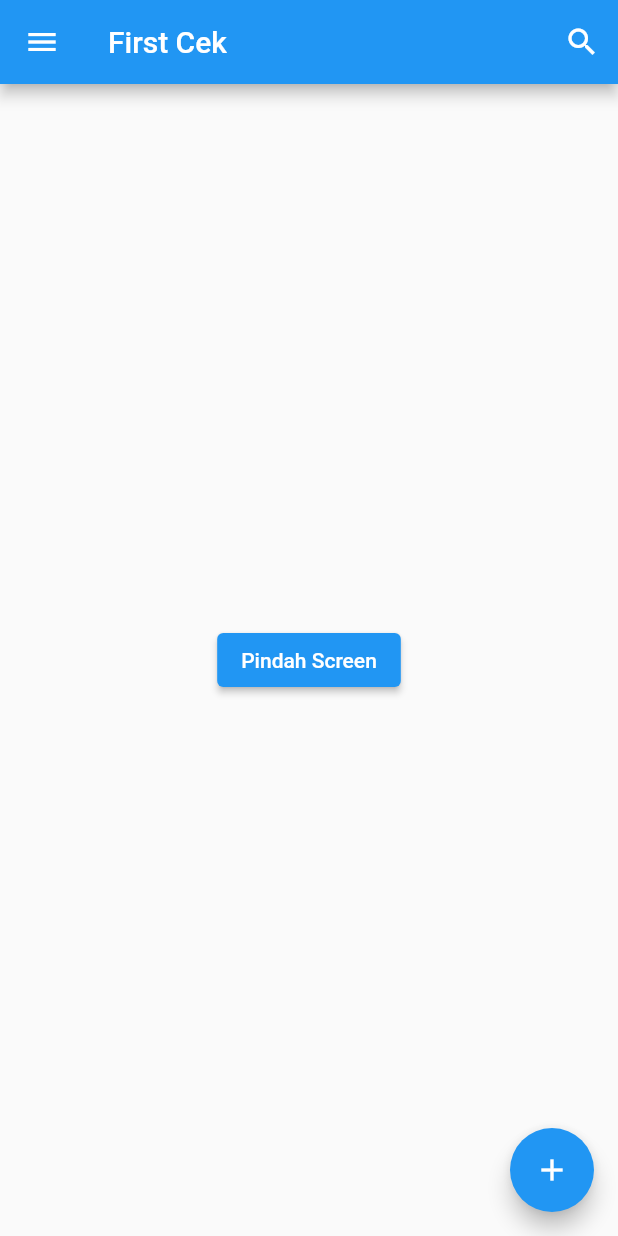
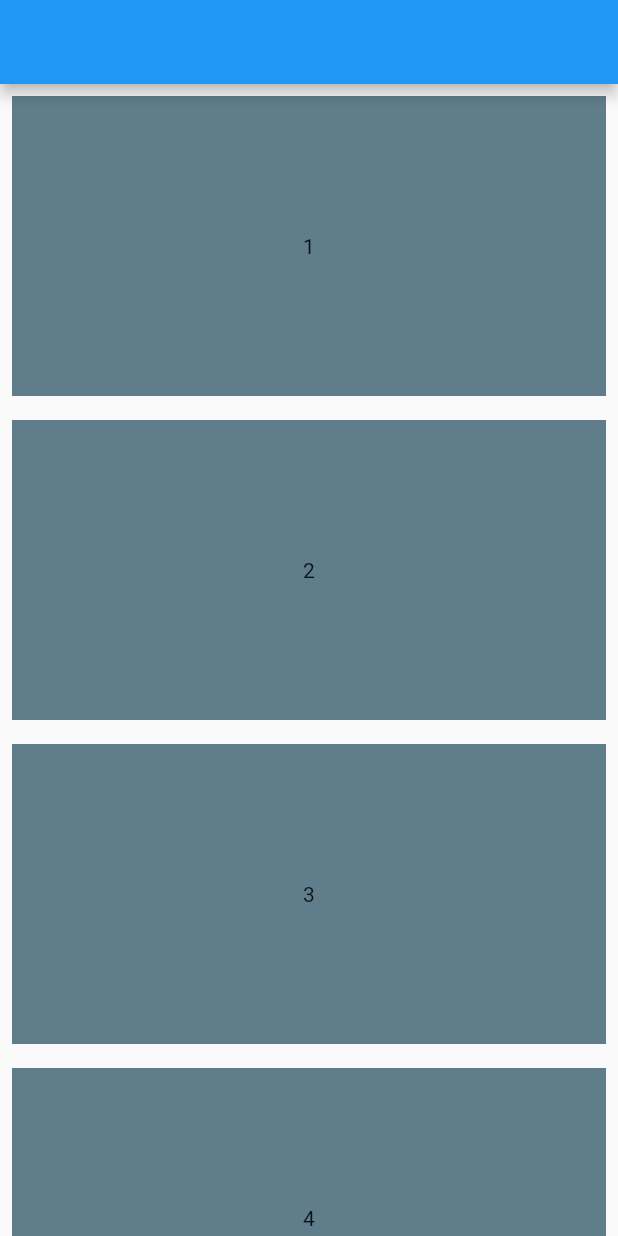
Before and after one commit to nnowaf/mainumum, a Flutter app: the screen it shows after launch, on a phone screen of 412 x 824 dp. Run offline on Flutter 3.47's test engine with Material 2 defaults, Android fonts, the phone set to English and light mode, and no system bars.

Commit message:
modified:   lib/main.dart 	new file:   lib/navigation/firstscreen.dart 	new file:   lib/responsivelayout/layoutbuilder.dart 	new file:   lib/responsivelayout/mediaqueri.dart 	new file:   lib/responsivelayout/responsivepage.dart

```diff
--- a/lib/main.dart
+++ b/lib/main.dart
@@ -13,6 +13,9 @@ import 'package:mainumum/listview/listviewbuilder.dart';
 import 'package:mainumum/listview/listviewdinamis.dart';
 import 'package:mainumum/listview/listviewseparate.dart';
 import 'package:mainumum/navigation/expanded_screen_second.dart';
+import 'package:mainumum/responsivelayout/layoutbuilder.dart';
+import 'package:mainumum/responsivelayout/mediaqueri.dart';
+import 'package:mainumum/responsivelayout/responsivepage.dart';
 import 'scaffold.dart';
 
 import 'decorationcontainer/decoration.dart';
@@ -29,30 +32,8 @@ void main() {
 }
 
 class MyApp extends StatelessWidget {
-  final String pesan = "Halo, Aku pesan dari Screen Satu";
   @override
   Widget build(BuildContext context) {
-    return Scaffold(
-        appBar: AppBar(
-          title: Text('First Cek'),
-          leading: IconButton(onPressed: (){}, icon: Icon(color: Colors.white,Icons.menu)),
-          actions: <Widget>[
-            IconButton(onPressed: () {}, icon: Icon(color: Colors.white, Icons.search))
-          ],
-        ),
-        floatingActionButton: FloatingActionButton(
-          onPressed: (){},
-          child: Icon(Icons.add, color: Colors.white,), ),
-        body: Center(
-          child: ElevatedButton(
-            onPressed: (){
-              Navigator.push(context, MaterialPageRoute(builder: (context){
-                return NavScreenSecond(pesan);
-              }));
-            },
-             child: Text('Pindah Screen')),
-        )
-    );
-
+    return ResponsivePageClass();
   }
 }
--- /dev/null
+++ b/lib/responsivelayout/responsivepage.dart
@@ -0,0 +1,42 @@
+import 'package:flutter/material.dart';
+
+class ResponsivePageClass extends StatelessWidget {
+  @override
+  Widget build(BuildContext context) {
+    return Scaffold(
+      appBar: AppBar(),
+      body: LayoutBuilder(
+        builder: (BuildContext context, BoxConstraints constraints) {
+          if (constraints.maxWidth < 600) {
+            return ListView(
+              children: _generateContainers(),
+            );
+          } else if (constraints.maxWidth < 900) {
+            return GridView.count(
+              crossAxisCount: 2,
+              children: _generateContainers(),
+            );
+          } else {
+            return GridView.count(
+              crossAxisCount: 6,
+              children: _generateContainers(),
+            );
+          }
+        },
+      ),
+    );
+  }
+
+  List<Widget> _generateContainers() {
+    return List<Widget>.generate(20, (index) {
+      return Container(
+        margin: const EdgeInsets.all(8),
+        height: 200,
+        color: Colors.blueGrey,
+        child: Center(
+          child: Text('${index+1}'),
+        ),
+      );
+    });
+  }
+}
```
Also changed, not shown: lib/navigation/firstscreen.dart (added, +32 -0 lines), lib/responsivelayout/layoutbuilder.dart (added, +67 -0 lines), lib/responsivelayout/mediaqueri.dart (added, +28 -0 lines).
